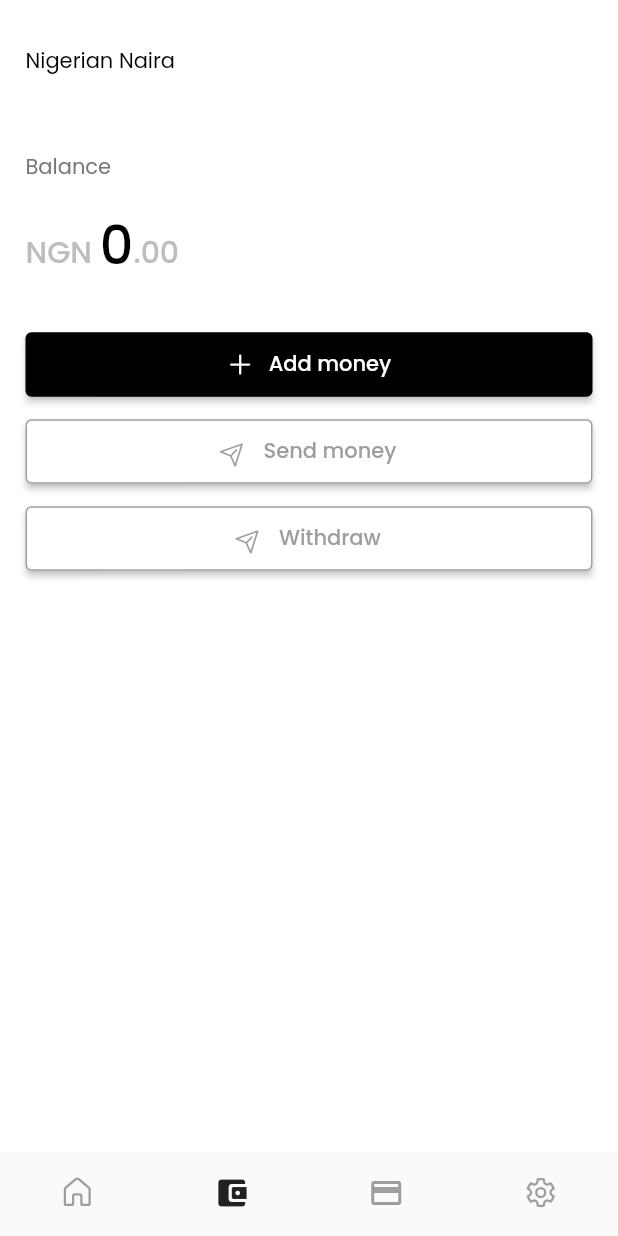
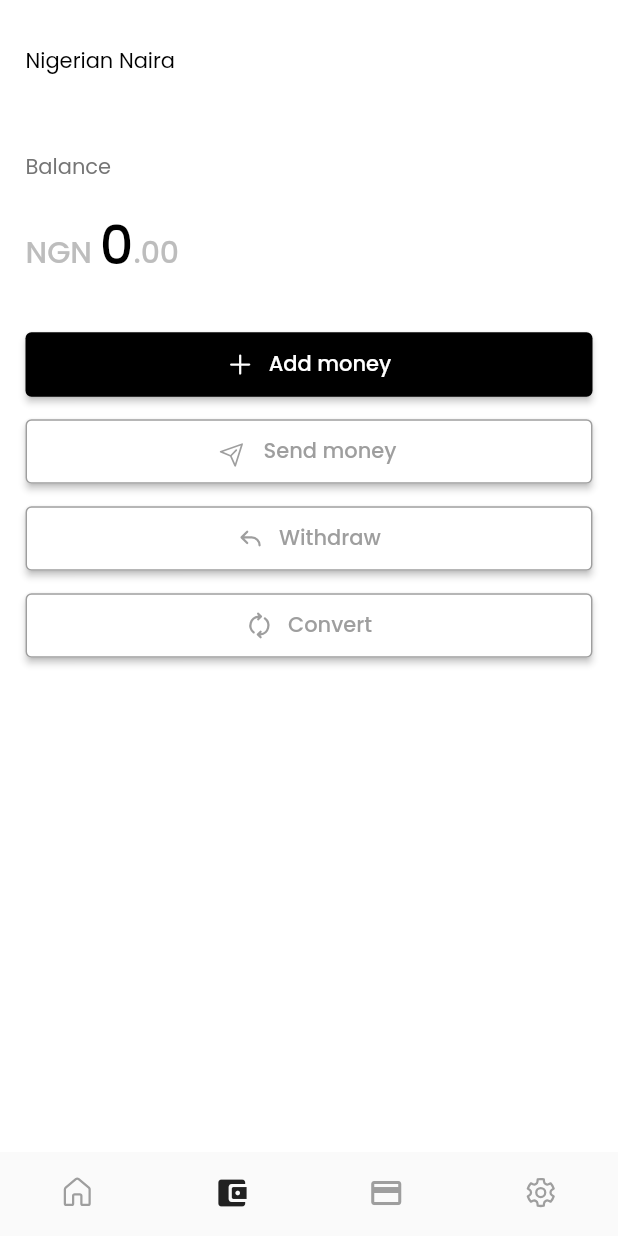
Before and after one commit to ProsperChihimba/coinprofile, a Flutter app: the screen it shows after launch, item 2 of the bottom bar chosen, on a phone screen of 412 x 824 dp. Run offline on Flutter 3.47's test engine with Material 2 defaults, Android fonts, the phone set to English and light mode, and no system bars; our stand-ins replace fluentui_icons, gap, get, google_fonts.

Commit message:
Finish up balance action buttons

```diff
--- a/lib/screens/balance/actionButtons.dart
+++ b/lib/screens/balance/actionButtons.dart
@@ -102,13 +102,10 @@ class _ActionButtonsState extends State<ActionButtons> {
             child: Row(
               mainAxisAlignment: MainAxisAlignment.center,
               children: [
-                Transform.rotate(
-                  angle: -0.8,
-                  child: Icon(
-                    FluentSystemIcons.ic_fluent_send_regular,
-                    size: AppLayout.getHeight(18),
-                    color: Colors.grey.shade500,
-                  ),
+                Icon(
+                  FluentSystemIcons.ic_fluent_arrow_reply_filled,
+                  size: AppLayout.getHeight(18),
+                  color: Colors.grey.shade500,
                 ),
                 Gap(AppLayout.getWidth(10)),
                 Text(
@@ -120,6 +117,41 @@ class _ActionButtonsState extends State<ActionButtons> {
             ),
           ),
         ),
+
+        // convert button
+        Gap(AppLayout.getHeight(10)),
+        Padding(
+          padding: EdgeInsets.symmetric(
+            horizontal: AppLayout.getWidth(17),
+          ),
+          child: ElevatedButton(
+            style: ElevatedButton.styleFrom(
+                side: BorderSide(
+                  width: AppLayout.getWidth(1),
+                  color: Colors.grey.shade500,
+                ),
+                backgroundColor: Colors.white,
+                padding:
+                    EdgeInsets.symmetric(vertical: AppLayout.getHeight(11))),
+            onPressed: (() {}),
+            child: Row(
+              mainAxisAlignment: MainAxisAlignment.center,
+              children: [
+                Icon(
+                  FluentSystemIcons.ic_fluent_arrow_sync_filled,
+                  size: AppLayout.getHeight(18),
+                  color: Colors.grey.shade500,
+                ),
+                Gap(AppLayout.getWidth(10)),
+                Text(
+                  "Convert",
+                  style:
+                      Styles.normalText.copyWith(color: Colors.grey.shade500),
+                ),
+              ],
+            ),
+          ),
+        ),
       ],
     );
   }
```
